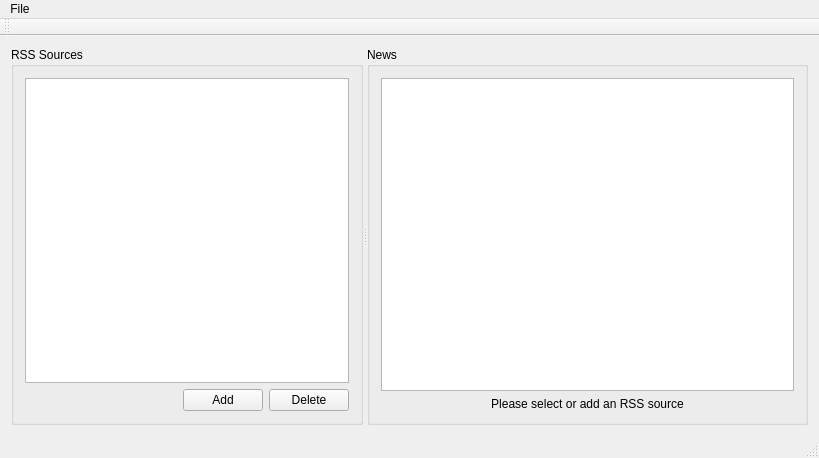
The window that MainWindow.ui (Paradox2405/Rss-Feed) describes before a commit, drawn with Qt 5.
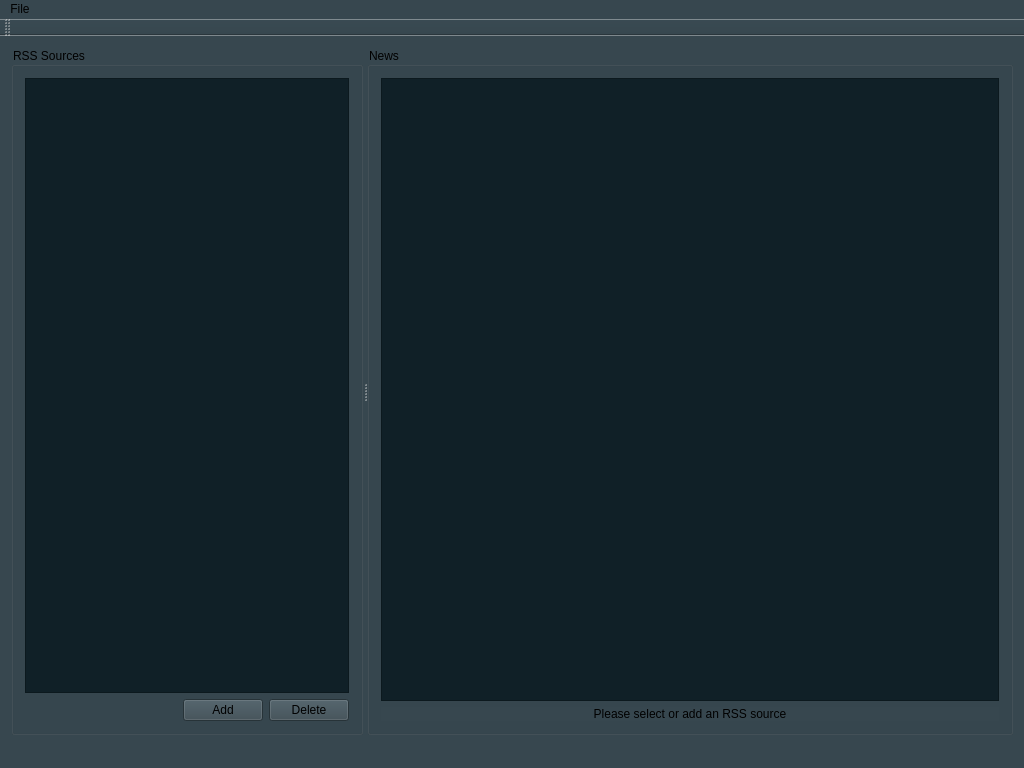
The same window after the commit. Icons and pictures are not drawn.

The edit to the form file:
```diff
--- a/MainWindow.ui
+++ b/MainWindow.ui
@@ -2,14 +2,25 @@
 <ui version="4.0">
  <class>MainWindow</class>
  <widget class="QMainWindow" name="MainWindow">
+  <property name="enabled">
+   <bool>true</bool>
+  </property>
   <property name="geometry">
    <rect>
     <x>0</x>
     <y>0</y>
-    <width>819</width>
-    <height>458</height>
+    <width>1024</width>
+    <height>768</height>
    </rect>
   </property>
+  <property name="font">
+   <font>
+    <family>Product Sans</family>
+    <pointsize>9</pointsize>
+    <weight>75</weight>
+    <bold>true</bold>
+   </font>
+  </property>
   <property name="windowTitle">
    <string>RSS Feed</string>
   </property>
@@ -20,6 +31,9 @@
   <property name="autoFillBackground">
    <bool>false</bool>
   </property>
+  <property name="styleSheet">
+   <string notr="true">background-color: rgb(55, 71, 79);</string>
+  </property>
   <widget class="QWidget" name="centralWidget">
    <layout class="QGridLayout" name="gridLayout_2">
     <item row="0" column="0">
@@ -28,12 +42,22 @@
        <enum>Qt::Horizontal</enum>
       </property>
       <widget class="QGroupBox" name="groupBox">
+       <property name="styleSheet">
+        <string notr="true">font: 75 9pt &quot;Product Sans&quot;;</string>
+       </property>
        <property name="title">
         <string>RSS Sources</string>
        </property>
        <layout class="QGridLayout" name="gridLayout">
         <item row="0" column="0" colspan="3">
-         <widget class="QTableView" name="feedTableView"/>
+         <widget class="QTableView" name="feedTableView">
+          <property name="autoFillBackground">
+           <bool>true</bool>
+          </property>
+          <property name="styleSheet">
+           <string notr="true">background-color: rgb(16, 32, 39);</string>
+          </property>
+         </widget>
         </item>
         <item row="1" column="0">
          <spacer name="horizontalSpacer">
@@ -71,12 +95,22 @@
          <verstretch>0</verstretch>
         </sizepolicy>
        </property>
+       <property name="styleSheet">
+        <string notr="true">font: 75 9pt &quot;Product Sans&quot;;</string>
+       </property>
        <property name="title">
         <string>News</string>
        </property>
        <layout class="QGridLayout" name="gridLayout_3">
         <item row="0" column="1">
-         <widget class="QTableView" name="rssTableView"/>
+         <widget class="QTableView" name="rssTableView">
+          <property name="autoFillBackground">
+           <bool>true</bool>
+          </property>
+          <property name="styleSheet">
+           <string notr="true">background-color: rgb(16, 32, 39);</string>
+          </property>
+         </widget>
         </item>
         <item row="1" column="1">
          <widget class="QLabel" name="chooseLabel">
@@ -99,7 +133,7 @@
     <rect>
      <x>0</x>
      <y>0</y>
-     <width>819</width>
+     <width>1024</width>
      <height>25</height>
     </rect>
    </property>
```
